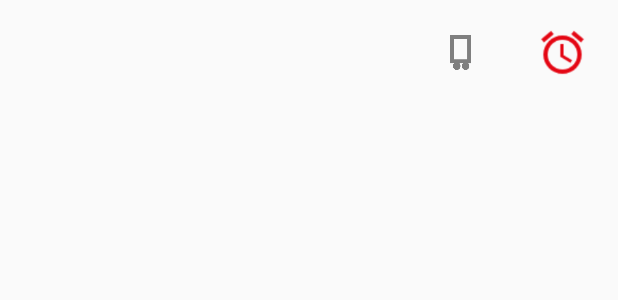
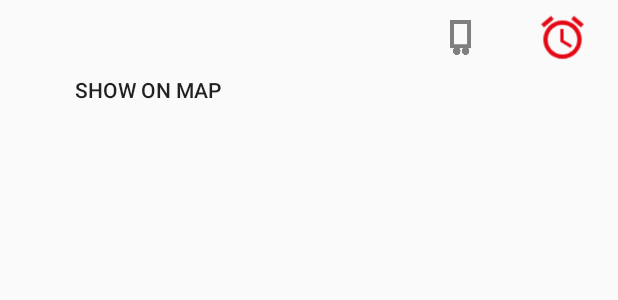
Before and after one commit to rikkepilgaard/SterilflowApp, an Android app: the layout list_group.xml on its own in the app's theme, with its tools: preview values and no code run, on a phone screen of 412 x 824 dp. Shown: the top 300 px of the screen. Run offline under Robolectric (Android 15) with nearby library versions, the phone set to English and light mode, and no system bars.

Commit message:
Button added to listview

```diff
--- a/app/src/main/res/layout/list_group.xml
+++ b/app/src/main/res/layout/list_group.xml
@@ -3,15 +3,20 @@
     xmlns:tools="http://schemas.android.com/tools"
     android:layout_width="match_parent"
     android:layout_height="wrap_content"
-    android:orientation="horizontal"
+    android:orientation="vertical"
     android:paddingLeft="50dp"
     android:paddingRight="20dp"
-    android:weightSum="100">
+    >
+
+    <LinearLayout
+        android:layout_width="match_parent"
+        android:layout_height="wrap_content"
+        android:weightSum="100">
 
     <TextView
         android:id="@+id/lvHeaderBuffer"
         android:layout_width="match_parent"
-        android:layout_height="70dp"
+        android:layout_height="50dp"
         android:layout_weight="10"
         android:gravity="center_vertical"
         android:textSize="20sp" />
@@ -19,7 +24,7 @@
     <ImageView
         android:id="@+id/lvImageWagon"
         android:layout_width="match_parent"
-        android:layout_height="70dp"
+        android:layout_height="50dp"
         android:layout_weight="30"
         android:foregroundGravity="center"
         android:src="@drawable/trolley1"
@@ -28,7 +33,7 @@
     <TextView
         android:id="@+id/lvHeaderNumberOfWagons"
         android:layout_width="match_parent"
-        android:layout_height="70dp"
+        android:layout_height="50dp"
         android:layout_weight="30"
         android:gravity="center_vertical"
         android:textSize="22sp" />
@@ -36,11 +41,22 @@
     <ImageView
         android:id="@+id/lvImageTime"
         android:layout_width="match_parent"
-        android:layout_height="70dp"
+        android:layout_height="50dp"
         android:layout_weight="30"
         android:foregroundGravity="center"
         android:src="@drawable/time"
         android:tint="@color/red"
         android:visibility="visible"/>
 
+    </LinearLayout>
+
+    <Button
+        android:id="@+id/btnToMap"
+        android:layout_width="wrap_content"
+        android:layout_height="wrap_content"
+        android:text="@string/show_map"
+        android:background="@android:color/transparent"
+        android:minHeight="1dp"
+        android:focusable="false"/>
+
 </LinearLayout>
--- a/app/src/main/res/values/colors.xml
+++ b/app/src/main/res/values/colors.xml
@@ -11,4 +11,5 @@
     <color name="columnColor">#E8e8e8</color>
     <color name="warningColor">#E57373</color>
     <color name="red">#e40613</color>
+    <color name="transparentColor">#0000</color>
 </resources>
--- a/app/src/main/res/values/strings.xml
+++ b/app/src/main/res/values/strings.xml
@@ -26,6 +26,8 @@
     <string name="See_trolleys">See trolleys</string>
     <string name="bufferomrade">Bufferzone</string>
     <string name="close">Close</string>
+    <string name="empty_buffer">Bufferzone contains no trolleys</string>
+    <string name="show_map">Show on map</string>
 
 
 
```
Also changed, not shown: app/src/main/java/com/example/sterilflowapp/presenter/ExpandableListAdaptor.java (+26 -15 lines), app/src/main/res/layout/empty_bufferzone.xml (added, +15 -0 lines), 1 other file.
